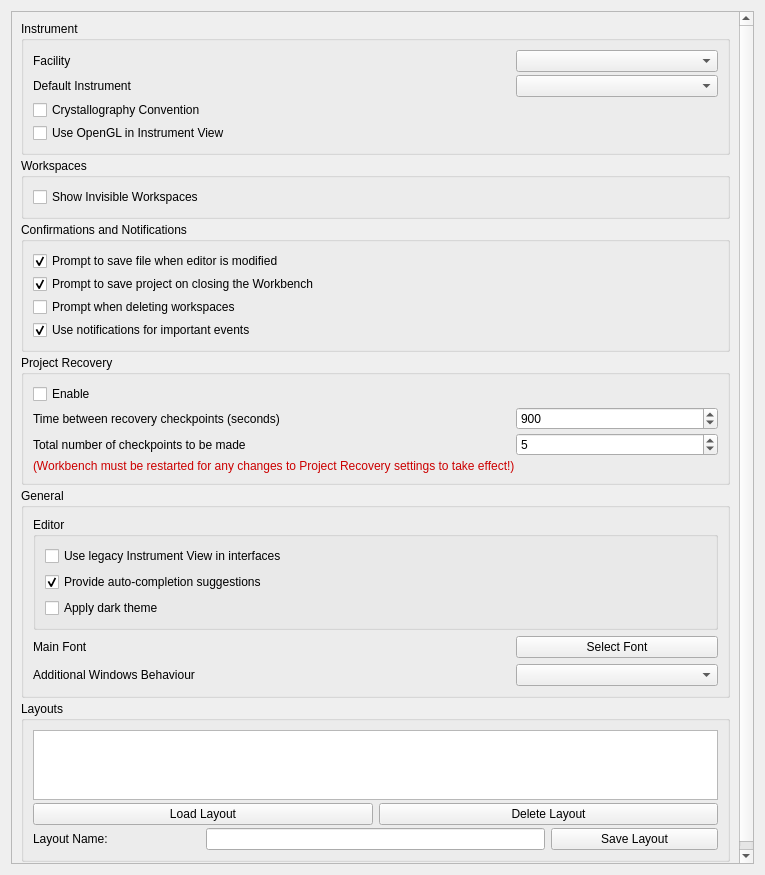
Before: the Qt Designer form qt/applications/workbench/workbench/widgets/settings/general/section_general.ui in mantidproject/mantid, drawn with Qt 5.
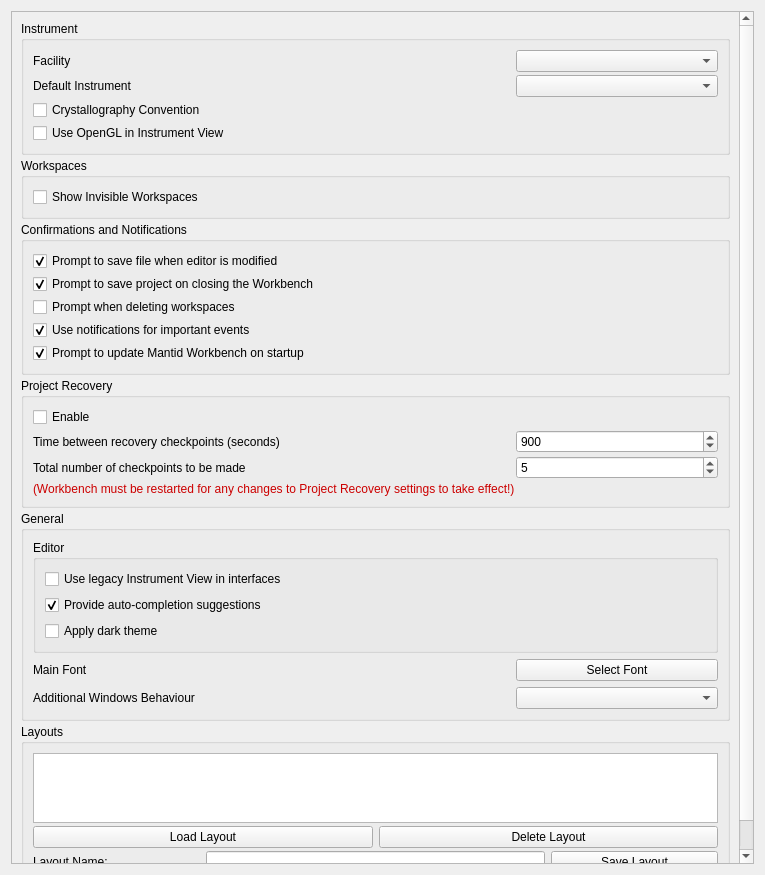
After: the same form once the commit is applied.

Commit message: introduced the new setting to update mantid workbench into the settings menu of the workbench

```diff
--- a/qt/applications/workbench/workbench/widgets/settings/general/section_general.ui
+++ b/qt/applications/workbench/workbench/widgets/settings/general/section_general.ui
@@ -263,6 +263,22 @@
               </property>
              </widget>
             </item>
+            <item>
+             <widget class="QCheckBox" name="prompt_update_on_startup">
+              <property name="sizePolicy">
+               <sizepolicy hsizetype="Expanding" vsizetype="Fixed">
+                <horstretch>0</horstretch>
+                <verstretch>0</verstretch>
+               </sizepolicy>
+              </property>
+              <property name="text">
+               <string>Prompt to update Mantid Workbench on startup</string>
+              </property>
+              <property name="checked">
+               <bool>true</bool>
+              </property>
+             </widget>
+            </item>
            </layout>
           </widget>
          </item>
```
The commit also changes 10 other files.
